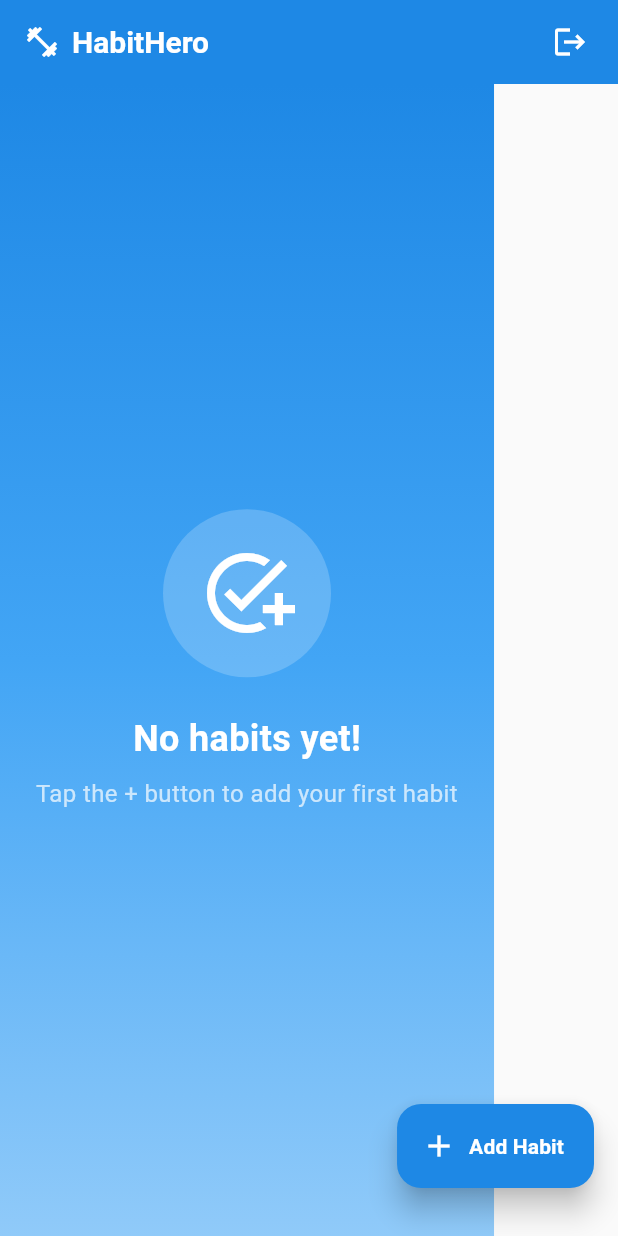
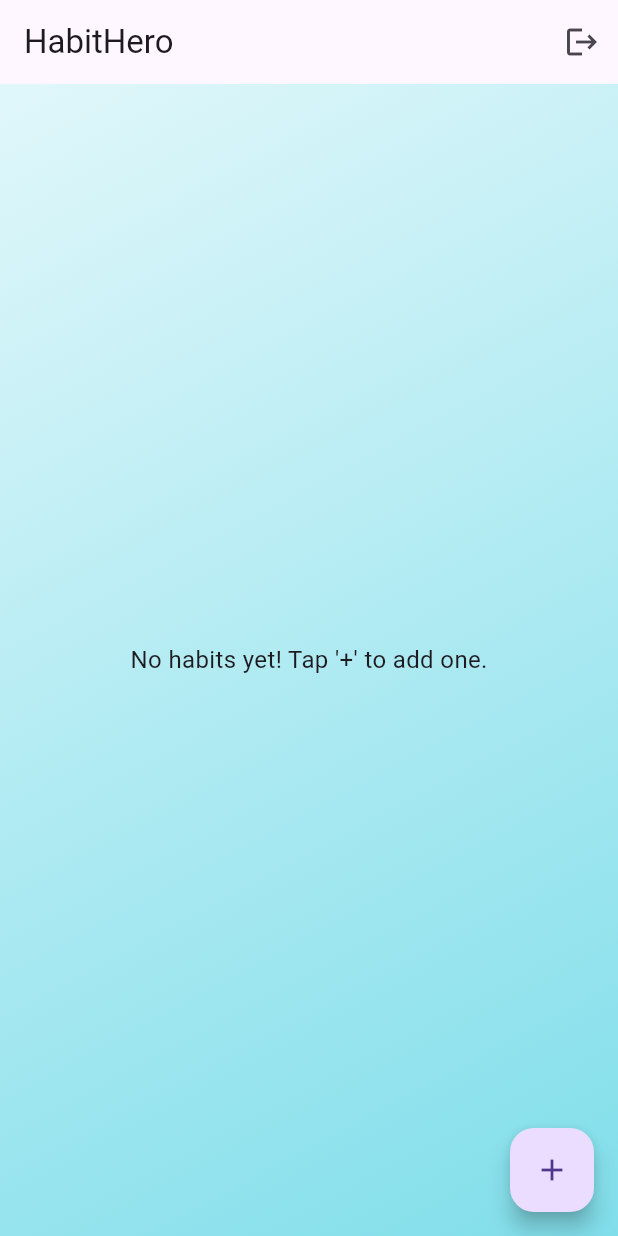
Before and after one commit to RkTushar/habithero, a Flutter app: the HomeScreen screen opened directly, on a phone screen of 412 x 824 dp. Run offline on Flutter 3.47's test engine with Material 3 defaults, Android fonts, the phone set to English and light mode, and no system bars; our stand-ins replace cloud_firestore, firebase_auth, firebase_core; accounts and stored records are empty.

Commit message:
Update home_screen.dart

```diff
--- a/lib/screens/home_screen.dart
+++ b/lib/screens/home_screen.dart
@@ -3,7 +3,6 @@ import 'package:firebase_auth/firebase_auth.dart';
 import 'package:cloud_firestore/cloud_firestore.dart';
 import 'add_habit_screen.dart';
 import 'login_screen.dart';
-import 'package:intl/intl.dart';
 
 class HomeScreen extends StatelessWidget {
   final User? user = FirebaseAuth.instance.currentUser;
@@ -17,41 +16,53 @@ class HomeScreen extends StatelessWidget {
   }
 
   String getTodayDate() {
-    return DateFormat('yyyy-MM-dd').format(DateTime.now());
+    final now = DateTime.now();
+    return "${now.year}-${now.month.toString().padLeft(2, '0')}-${now.day.toString().padLeft(2, '0')}";
   }
 
   Future<void> _toggleHabitCompletion(
-      DocumentReference habitRef, List completedDates) async {
+    BuildContext context,
+    DocumentReference habitRef,
+    List<String> completedDates,
+  ) async {
     final today = getTodayDate();
+    final updatedSet = Set<String>.from(completedDates);
 
-    if (completedDates.contains(today)) {
-      // Uncheck today's completion
-      completedDates.remove(today);
+    final isAlreadyCompleted = updatedSet.contains(today);
+    if (isAlreadyCompleted) {
+      updatedSet.remove(today);
     } else {
-      // Add today's date
-      completedDates.add(today);
+      updatedSet.add(today);
     }
 
-    await habitRef.update({'completedDates': completedDates});
+    try {
+      await habitRef.update({'completedDates': updatedSet.toList()});
+      ScaffoldMessenger.of(context).showSnackBar(
+        SnackBar(
+          content: Text(
+            isAlreadyCompleted
+                ? "Marked as not done for today"
+                : "Habit marked as done!",
+          ),
+          duration: Duration(seconds: 2),
+        ),
+      );
+    } catch (e) {
+      ScaffoldMessenger.of(context).showSnackBar(
+        SnackBar(
+          content: Text("Failed to update habit."),
+          duration: Duration(seconds: 2),
+        ),
+      );
+    }
   }
 
   @override
   Widget build(BuildContext context) {
     if (user == null) {
       return Scaffold(
-        backgroundColor: Colors.grey[50],
         body: Center(
-          child: Column(
-            mainAxisAlignment: MainAxisAlignment.center,
-            children: [
-              Icon(Icons.error_outline, size: 64, color: Colors.grey[400]),
-              SizedBox(height: 16),
-              Text(
-                "No user logged in.",
-                style: TextStyle(fontSize: 18, color: Colors.grey[600]),
-              ),
-            ],
-          ),
+          child: Text("No user logged in.", style: TextStyle(fontSize: 18)),
         ),
       );
     }
@@ -62,178 +73,86 @@ class HomeScreen extends StatelessWidget {
         .collection('habits');
 
     return Scaffold(
-      backgroundColor: Colors.grey[50],
       appBar: AppBar(
-        title: Row(
-          children: [
-            Icon(Icons.fitness_center, color: Colors.white),
-            SizedBox(width: 8),
-            Text(
-              "HabitHero",
-              style: TextStyle(
-                fontWeight: FontWeight.bold,
-                color: Colors.white,
-                fontSize: 20,
-              ),
-            ),
-          ],
-        ),
-        backgroundColor: Colors.blue[600],
-        elevation: 0,
+        title: const Text("HabitHero"),
         actions: [
-          Container(
-            margin: EdgeInsets.only(right: 8),
-            child: IconButton(
-              icon: Icon(Icons.logout, color: Colors.white),
+          IconButton(
+            icon: const Icon(Icons.logout),
             tooltip: 'Logout',
             onPressed: () => _logout(context),
-            ),
           ),
         ],
       ),
       body: Container(
-        decoration: BoxDecoration(
+        decoration: const BoxDecoration(
           gradient: LinearGradient(
-            begin: Alignment.topCenter,
-            end: Alignment.bottomCenter,
-            colors: [Colors.blue[600]!, Colors.blue[400]!, Colors.blue[200]!],
+            colors: [Color(0xFFE0F7FA), Color(0xFF80DEEA)],
+            begin: Alignment.topLeft,
+            end: Alignment.bottomRight,
           ),
         ),
         child: StreamBuilder<QuerySnapshot>(
           stream: habitsRef.orderBy('createdAt', descending: true).snapshots(),
           builder: (ctx, snapshot) {
             if (snapshot.connectionState == ConnectionState.waiting) {
-              return Center(
-                child: CircularProgressIndicator(
-                  valueColor: AlwaysStoppedAnimation<Color>(Colors.white),
-                ),
-              );
+              return const Center(child: CircularProgressIndicator());
             }
 
             final docs = snapshot.data?.docs ?? [];
 
             if (docs.isEmpty) {
-              return Container(
-                padding: EdgeInsets.all(24),
-                child: Column(
-                  mainAxisAlignment: MainAxisAlignment.center,
-                  children: [
-                    Container(
-                      padding: EdgeInsets.all(24),
-                      decoration: BoxDecoration(
-                        color: Colors.white.withOpacity(0.2),
-                        shape: BoxShape.circle,
-                      ),
-                      child: Icon(
-                        Icons.add_task,
-                        size: 64,
-                        color: Colors.white,
-                      ),
-                    ),
-                    SizedBox(height: 24),
-                    Text(
-                      "No habits yet!",
-                      style: TextStyle(
-                        fontSize: 24,
-                        fontWeight: FontWeight.bold,
-                        color: Colors.white,
-                      ),
-                    ),
-                    SizedBox(height: 8),
-                    Text(
-                      "Tap the + button to add your first habit",
-                      style: TextStyle(
-                        fontSize: 16,
-                        color: Colors.white70,
-                      ),
-                      textAlign: TextAlign.center,
-                    ),
-                  ],
+              return const Center(
+                child: Text(
+                  "No habits yet! Tap '+' to add one.",
+                  style: TextStyle(fontSize: 16),
                 ),
               );
             }
 
             return ListView.builder(
-              padding: EdgeInsets.all(16),
               itemCount: docs.length,
               itemBuilder: (ctx, index) {
                 final data = docs[index].data() as Map<String, dynamic>?;
+                final docId = docs[index].id;
+                final habitRef = habitsRef.doc(docId);
 
                 final habitName = data?['name'] ?? 'Unnamed Habit';
                 final frequency = data?['frequency'] ?? 'No frequency set';
                 final completedDates =
                     List<String>.from(data?['completedDates'] ?? []);
+
                 final today = getTodayDate();
                 final isCompletedToday = completedDates.contains(today);
 
-                final habitRef = docs[index].reference;
-
-                return Container(
-                  margin: EdgeInsets.only(bottom: 16),
-                  decoration: BoxDecoration(
-                    color: Colors.white,
-                    borderRadius: BorderRadius.circular(16),
-                    boxShadow: [
-                      BoxShadow(
-                        color: Colors.black.withOpacity(0.1),
-                        blurRadius: 10,
-                        offset: Offset(0, 4),
-                      ),
-                    ],
-                  ),
-                  child: ListTile(
-                    contentPadding: EdgeInsets.all(16),
-                    leading: Container(
-                      width: 56,
-                      height: 56,
-                      decoration: BoxDecoration(
-                        color: isCompletedToday
-                            ? Colors.green.withOpacity(0.1)
-                            : Colors.blue.withOpacity(0.1),
+                return Padding(
+                  padding:
+                      const EdgeInsets.symmetric(horizontal: 12, vertical: 6),
+                  child: Card(
+                    shape: RoundedRectangleBorder(
                       borderRadius: BorderRadius.circular(12),
                     ),
-                      child: IconButton(
+                    elevation: 4,
+                    child: ListTile(
+                      leading: IconButton(
                         icon: Icon(
                           isCompletedToday
                               ? Icons.check_circle
                               : Icons.radio_button_unchecked,
-                          color: isCompletedToday
-                              ? Colors.green
-                              : Colors.blue[600],
-                          size: 28,
+                          color: isCompletedToday ? Colors.green : Colors.grey,
                         ),
+                        tooltip: isCompletedToday
+                            ? 'Mark as not done'
+                            : 'Mark as done',
                         onPressed: () {
-                          _toggleHabitCompletion(habitRef, completedDates);
+                          _toggleHabitCompletion(
+                              context, habitRef, completedDates);
                         },
-                      ),
                       ),
                       title: Text(
                         habitName,
-                      style: TextStyle(
-                        fontWeight: FontWeight.bold,
-                        fontSize: 16,
-                        color: Colors.grey[800],
+                        style: const TextStyle(fontWeight: FontWeight.bold),
                       ),
-                    ),
-                    subtitle: Container(
-                      margin: EdgeInsets.only(top: 4),
-                      padding: EdgeInsets.symmetric(horizontal: 8, vertical: 4),
-                      decoration: BoxDecoration(
-                        color: Colors.blue[50],
-                        borderRadius: BorderRadius.circular(8),
-                      ),
-                      child: Text(
-                        frequency,
-                        style: TextStyle(
-                          color: Colors.blue[700],
-                          fontWeight: FontWeight.w500,
-                        ),
-                      ),
-                    ),
-                    trailing: Icon(
-                      Icons.arrow_forward_ios,
-                      color: Colors.grey[400],
-                      size: 16,
+                      subtitle: Text(frequency),
                     ),
                   ),
                 );
@@ -242,27 +161,15 @@ class HomeScreen extends StatelessWidget {
           },
         ),
       ),
-      floatingActionButton: Container(
-        margin: EdgeInsets.only(bottom: 16),
-        child: FloatingActionButton.extended(
+      floatingActionButton: FloatingActionButton(
         onPressed: () {
           Navigator.push(
             context,
             MaterialPageRoute(builder: (_) => AddHabitScreen()),
           );
         },
-          icon: Icon(Icons.add, color: Colors.white),
-          label: Text(
-            "Add Habit",
-            style: TextStyle(
-              color: Colors.white,
-              fontWeight: FontWeight.bold,
-            ),
-          ),
-          backgroundColor: Colors.blue[600],
-          elevation: 8,
+        child: const Icon(Icons.add),
         tooltip: 'Add New Habit',
-        ),
       ),
     );
   }
```
Lines whose indentation alone changed are shown as unchanged.
